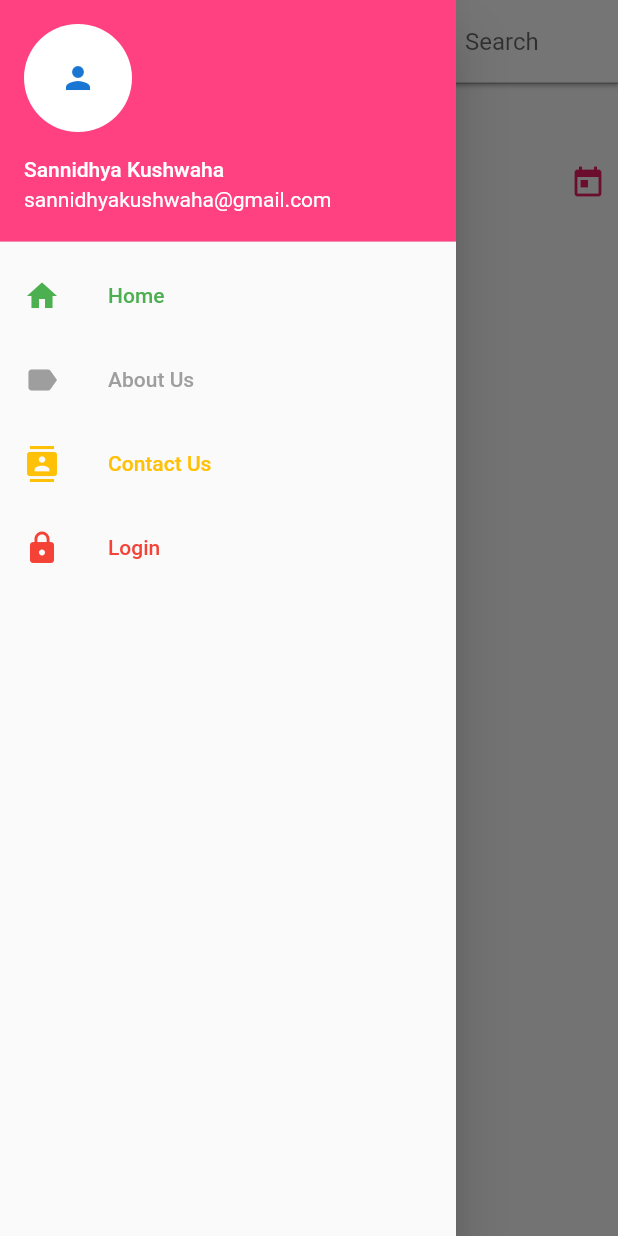
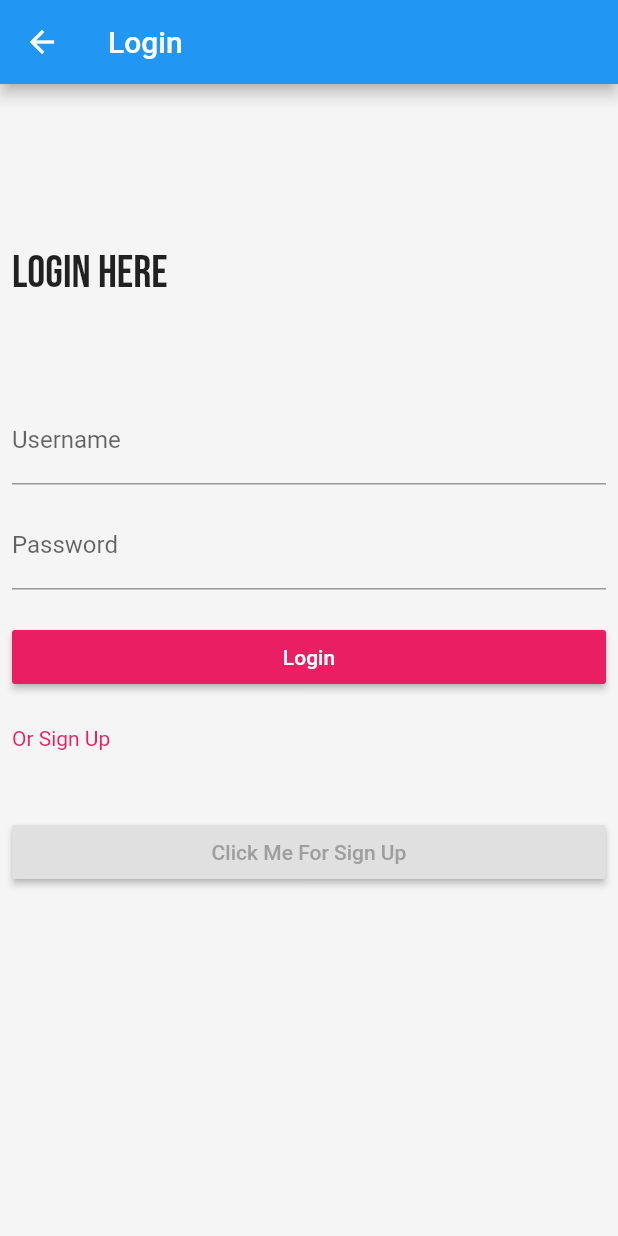
Before and after one commit to sannidhya-kushwaha/Blog_App_PHP, a Flutter app: the screen it shows after launch, in the side drawer, after a tap on "Login", on a phone screen of 412 x 824 dp. Run offline on Flutter 3.47's test engine with Material 2 defaults, Android fonts, the phone set to English and light mode, and no system bars; network calls fail.

Commit message:
Login & Signup Page UI

```diff
--- a/lib/main.dart
+++ b/lib/main.dart
@@ -5,6 +5,7 @@ import './components/CategoryListItem.dart';
 import './components/RecentPostItem.dart';
 import './page/aboutUs.dart';
 import './page/contactUs.dart';
+import './page/login.dart';
 
 void main() {
   runApp(MyApp());
@@ -102,6 +103,12 @@ class _MyHomePageState extends State<MyHomePage> {
             ),
             ListTile(
               onTap: () {
+                Navigator.push(
+                  context,
+                  MaterialPageRoute(
+                    builder: (context) => Login(),
+                  ),
+                );
                 debugPrint("Login");
               },
               leading: Icon(
--- /dev/null
+++ b/lib/page/login.dart
@@ -0,0 +1,105 @@
+import 'package:flutter/material.dart';
+import '../page/signup.dart';
+
+class Login extends StatefulWidget {
+  @override
+  _LoginState createState() => _LoginState();
+}
+
+class _LoginState extends State<Login> {
+  @override
+  Widget build(BuildContext context) {
+    return Scaffold(
+      appBar: AppBar(
+        title: Text('Login'),
+      ),
+      body: Stack(
+        children: [
+          Container(
+            color: Colors.grey[100],
+          ),
+          Positioned(
+            top: 100,
+            child: Padding(
+              padding: const EdgeInsets.all(8.0),
+              child: Text(
+                'Login Here',
+                style: TextStyle(fontFamily: 'BebasNeue', fontSize: 30),
+              ),
+            ),
+          ),
+          Positioned(
+            top: 200,
+            child: Container(
+              width: MediaQuery.of(context).size.width,
+              child: Padding(
+                padding: const EdgeInsets.all(8.0),
+                child: TextField(
+                  decoration: InputDecoration(labelText: 'Username'),
+                ),
+              ),
+            ),
+          ),
+          Positioned(
+            top: 270,
+            child: Container(
+              width: MediaQuery.of(context).size.width,
+              child: Padding(
+                padding: const EdgeInsets.all(8.0),
+                child: TextField(
+                  decoration: InputDecoration(labelText: 'Password'),
+                ),
+              ),
+            ),
+          ),
+          Positioned(
+            top: 350,
+            child: Container(
+              width: MediaQuery.of(context).size.width,
+              child: Padding(
+                padding: const EdgeInsets.all(8.0),
+                child: MaterialButton(
+                  color: Colors.pink,
+                  child: Text('Login', style: TextStyle(color: Colors.white)),
+                  onPressed: () {},
+                ),
+              ),
+            ),
+          ),
+          Positioned(
+            top: 420,
+            child: Container(
+              width: MediaQuery.of(context).size.width,
+              child: Padding(
+                padding: const EdgeInsets.all(8.0),
+                child: Text('Or Sign Up', style: TextStyle(color: Colors.pink)),
+              ),
+            ),
+          ),
+          Positioned(
+            top: 480,
+            child: Container(
+              width: MediaQuery.of(context).size.width,
+              child: Padding(
+                padding: const EdgeInsets.all(8.0),
+                child: RaisedButton(
+                  child: Text(
+                    'Click Me For Sign Up',
+                    style: TextStyle(color: Colors.grey),
+                  ),
+                  onPressed: () {
+                    Navigator.push(
+                      context,
+                      MaterialPageRoute(builder: (context) => SignUp()),
+                    );
+                    debugPrint("Clicked");
+                  },
+                ),
+              ),
+            ),
+          ),
+        ],
+      ),
+    );
+  }
+}
```
Also changed, not shown: lib/page/signup.dart (added, +105 -0 lines).
